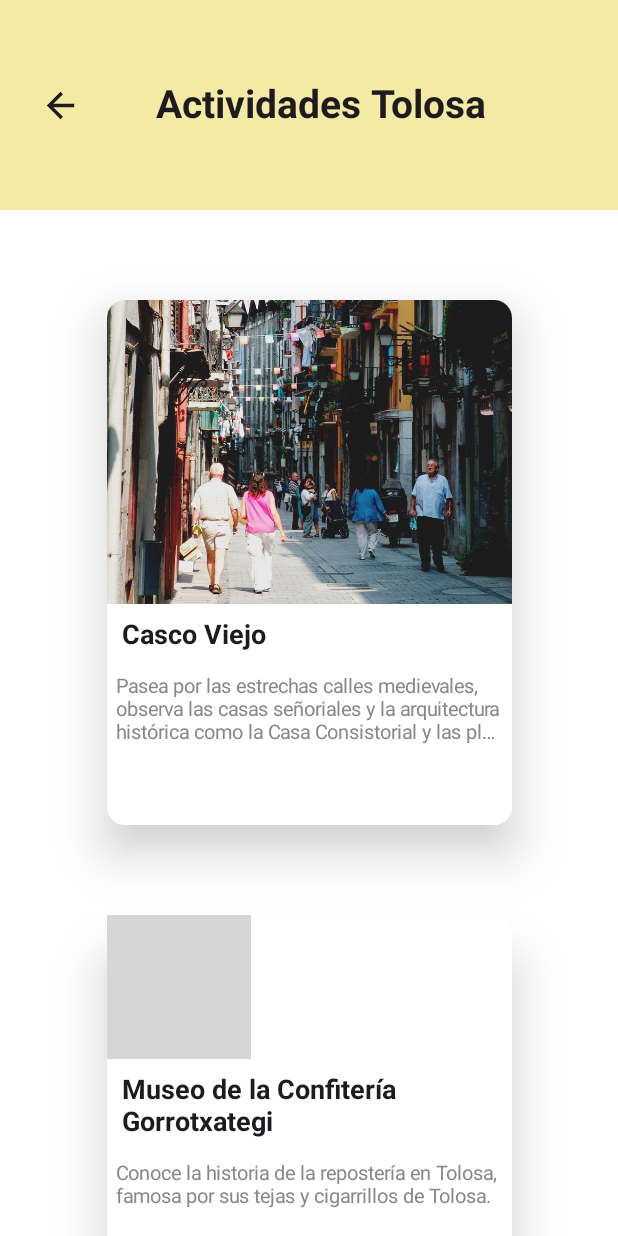
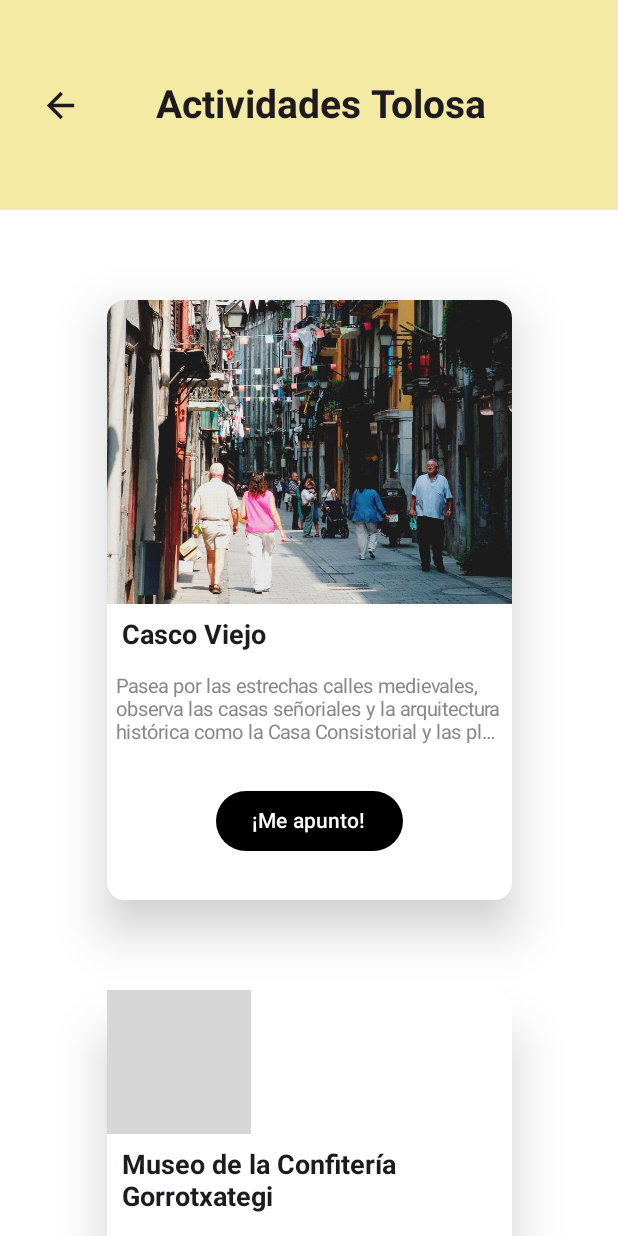
Before and after one commit to Igorvisan/PMGM_Entrega2_BartolomeGorka_ViyuelaIgor, an Android app built with Jetpack Compose: the @Preview function previewActividades, on a phone screen of 412 x 824 dp. Run offline under Robolectric (Android 15) with nearby library versions, the phone set to English and light mode, and no system bars; grey boxes are pictures that could not be loaded.

Commit message:
mensaje popUp creado

```diff
--- a/BidaiAplikazioa/app/src/main/java/com/example/bidaiaplikazioa/MainActivity.kt
+++ b/BidaiAplikazioa/app/src/main/java/com/example/bidaiaplikazioa/MainActivity.kt
@@ -55,7 +55,7 @@ import androidx.compose.ui.tooling.preview.Preview
 import androidx.compose.ui.unit.dp
 import androidx.compose.ui.unit.sp
 import com.example.bidaiaplikazioa.ui.theme.BidaiAplikazioaTheme
-
+import com.example.bidaiaplikazioa.uiElements.confirmarReserva
 
 
 class MainActivity : ComponentActivity() {
@@ -1085,6 +1085,15 @@ fun Bilbau(modifier: Modifier = Modifier, botonDeAtras: () -> Unit) {
 
 @Composable
 fun actividadesTolosa(modifier: Modifier = Modifier, irAtras: () -> Unit){
+
+    var showDialog by remember { mutableStateOf(false) }
+
+    if(showDialog){
+        confirmarReserva(
+            onDismiss = {showDialog = false}
+        )
+    }
+
     Surface(
         modifier = modifier.fillMaxSize(),
         color = colorResource(id = R.color.white)
@@ -1130,7 +1139,7 @@ fun actividadesTolosa(modifier: Modifier = Modifier, irAtras: () -> Unit){
             Box(
                 modifier = Modifier
                     .fillMaxWidth()
-                    .height(350.dp)
+                    .height(400.dp)
                     .background(color = colorResource(id = R.color.white)),
                 contentAlignment = Alignment.Center
             ){
@@ -1168,6 +1177,21 @@ fun actividadesTolosa(modifier: Modifier = Modifier, irAtras: () -> Unit){
                             overflow = TextOverflow.Ellipsis,
                             color = Color.Gray
                         )
+                        Box(
+                            modifier = Modifier
+                                .fillMaxWidth()
+                                .height(90.dp),
+                            contentAlignment = Alignment.Center
+                        ){
+                            Button(
+                                onClick = {showDialog = true},
+                                colors = ButtonDefaults.buttonColors(colorResource(id = R.color.black)),
+                            ) {
+                                Text(
+                                    text = "¡Me apunto!"
+                                )
+                            }
+                        }
                     }
                 }
             }
@@ -1176,7 +1200,7 @@ fun actividadesTolosa(modifier: Modifier = Modifier, irAtras: () -> Unit){
             Box(
                 modifier = Modifier
                     .fillMaxWidth()
-                    .height(350.dp)
+                    .height(400.dp)
                     .background(color = colorResource(id = R.color.white)),
                 contentAlignment = Alignment.Center
             ){
@@ -1219,7 +1243,7 @@ fun actividadesTolosa(modifier: Modifier = Modifier, irAtras: () -> Unit){
             Box(
                 modifier = Modifier
                     .fillMaxWidth()
-                    .height(350.dp)
+                    .height(400.dp)
                     .background(color = colorResource(id = R.color.white)),
                 contentAlignment = Alignment.Center
             ){
@@ -1635,7 +1659,7 @@ fun actividadesDonosti(modifier: Modifier = Modifier, irAtras: () -> Unit){
             Box(
                 modifier = Modifier
                     .fillMaxWidth()
-                    .height(350.dp)
+                    .height(400.dp)
                     .background(color = colorResource(id = R.color.white)),
                 contentAlignment = Alignment.Center
             ){
@@ -1673,6 +1697,16 @@ fun actividadesDonosti(modifier: Modifier = Modifier, irAtras: () -> Unit){
                             overflow = TextOverflow.Ellipsis,
                             color = Color.Gray
                         )
+                        Box(
+                            modifier = Modifier
+                                .fillMaxWidth()
+                                .height(90.dp),
+                            contentAlignment = Alignment.Center
+                        ){
+                            Button(
+                                onClick = {}
+                            ) { }
+                        }
                     }
                 }
             }
```
Also changed, not shown: BidaiAplikazioa/app/src/main/java/com/example/bidaiaplikazioa/uiElements/confirmarReserva.kt (added, +79 -0 lines).
